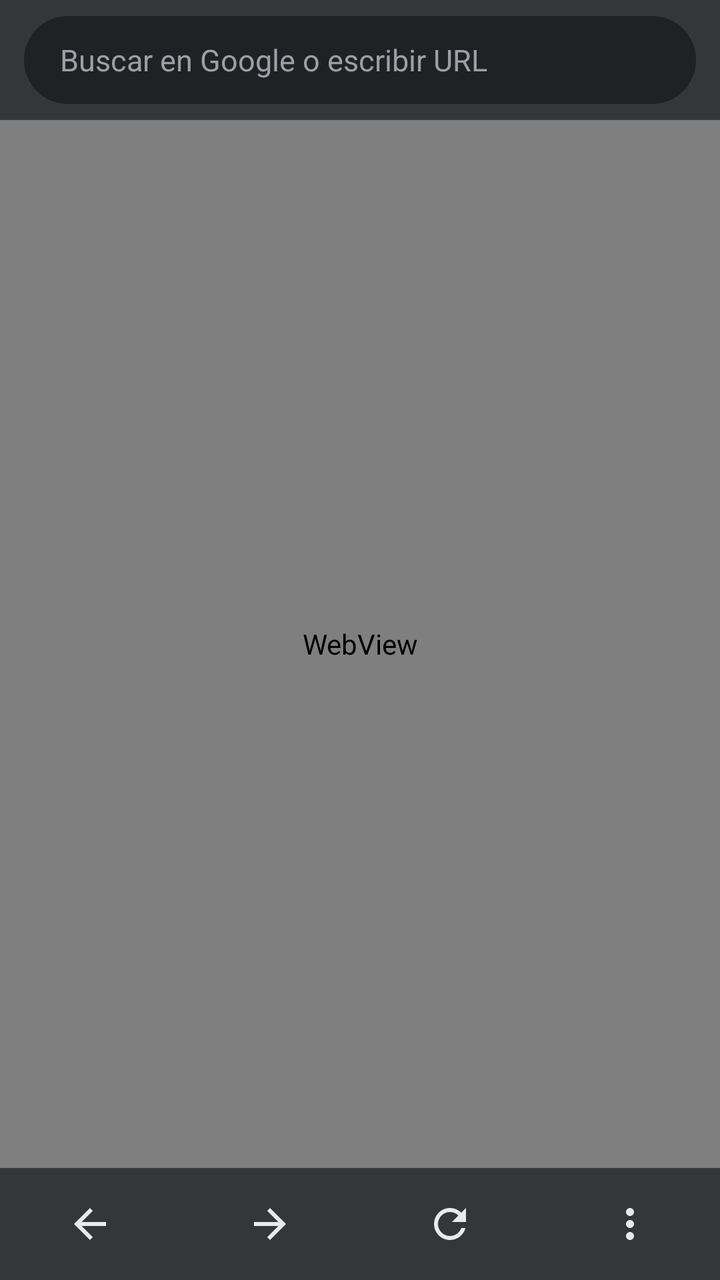
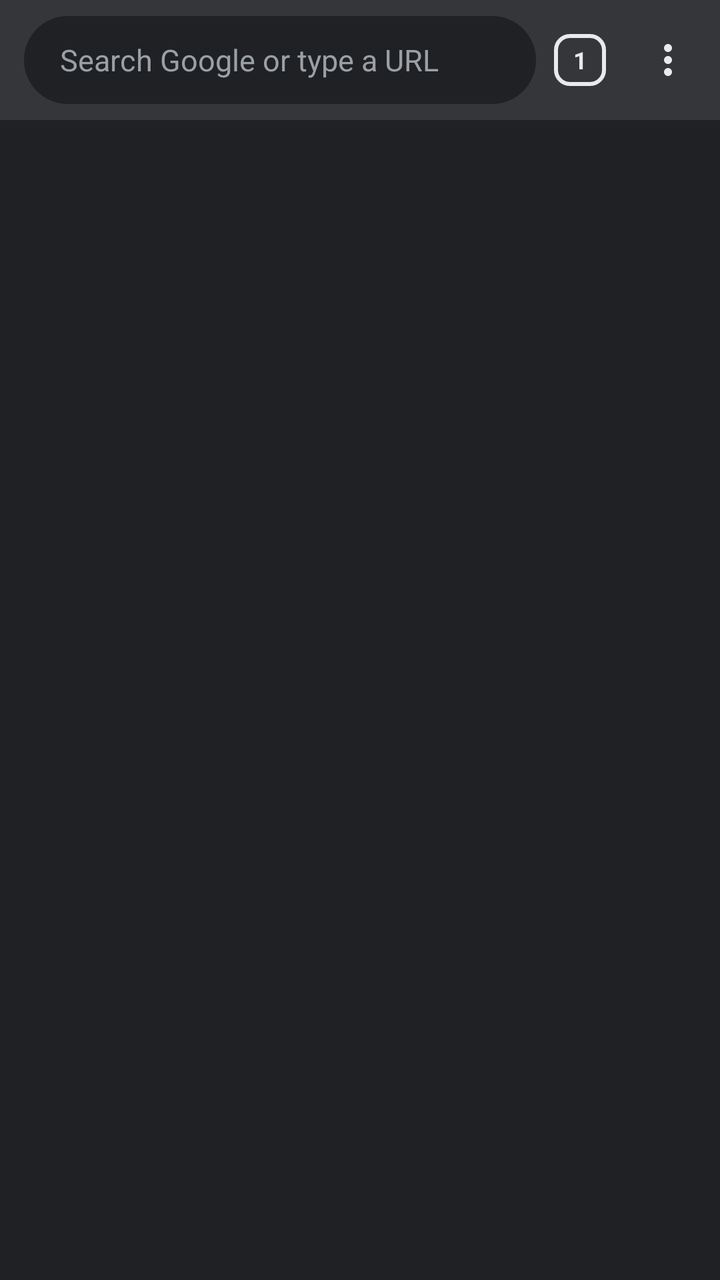

The first picture is an Android layout as it rendered before a commit; the second is the same layout after the commit. The layout source and the unified diff follow.
<!-- AndroidManifest.xml: application theme Theme.Brisa -->
<!-- res/layout/activity_main.xml -->
<?xml version="1.0" encoding="utf-8"?>
<LinearLayout xmlns:android="http://schemas.android.com/apk/res/android"
    xmlns:app="http://schemas.android.com/apk/res-auto"
    android:id="@+id/root"
    android:layout_width="match_parent"
    android:layout_height="match_parent"
    android:background="@color/bg"
    android:orientation="vertical">

    <LinearLayout
        android:layout_width="match_parent"
        android:layout_height="wrap_content"
        android:background="@color/toolbar"
        android:paddingHorizontal="12dp"
        android:paddingVertical="8dp">

        <EditText
            android:id="@+id/urlBar"
            android:layout_width="match_parent"
            android:layout_height="44dp"
            android:background="@drawable/bg_omnibox"
            android:hint="@string/url_hint"
            android:importantForAutofill="no"
            android:imeOptions="actionGo"
            android:inputType="textUri"
            android:maxLines="1"
            android:paddingHorizontal="18dp"
            android:selectAllOnFocus="true"
            android:textColor="@color/on_bg"
            android:textColorHint="@color/muted"
            android:textCursorDrawable="@null"
            android:textSize="15sp" />
    </LinearLayout>

    <com.google.android.material.progressindicator.LinearProgressIndicator
        android:id="@+id/progress"
        android:layout_width="match_parent"
        android:layout_height="wrap_content"
        android:visibility="gone"
        app:indicatorColor="@color/accent"
        app:trackColor="@color/toolbar"
        app:trackThickness="2dp" />

    <WebView
        android:id="@+id/web"
        android:layout_width="match_parent"
        android:layout_height="0dp"
        android:layout_weight="1" />

    <LinearLayout
        android:layout_width="match_parent"
        android:layout_height="56dp"
        android:background="@color/toolbar"
        android:orientation="horizontal">

        <ImageButton
            android:id="@+id/back"
            style="@style/NavButton"
            android:contentDescription="@string/back"
            android:src="@drawable/ic_arrow_back" />

        <ImageButton
            android:id="@+id/forward"
            style="@style/NavButton"
            android:contentDescription="@string/forward"
            android:src="@drawable/ic_arrow_forward" />

        <ImageButton
            android:id="@+id/reload"
            style="@style/NavButton"
            android:contentDescription="@string/reload"
            android:src="@drawable/ic_refresh" />

        <ImageButton
            android:id="@+id/menu"
            style="@style/NavButton"
            android:contentDescription="@string/more"
            android:src="@drawable/ic_more_vert" />
    </LinearLayout>
</LinearLayout>
<!-- resources referenced by this layout -->
<resources>
  <color name="accent">#8AB4F8</color>
  <color name="bg">#202124</color>
  <color name="muted">#9AA0A6</color>
  <color name="on_bg">#E8EAED</color>
  <color name="toolbar">#35363A</color>
  <!-- drawable bg_omnibox (drawable) -->
  <?xml version="1.0" encoding="utf-8"?>
  <shape xmlns:android="http://schemas.android.com/apk/res/android" android:shape="rectangle">
      <solid android:color="@color/field" />
      <corners android:radius="22dp" />
  </shape>
  <!-- drawable ic_arrow_back (drawable) -->
  <?xml version="1.0" encoding="utf-8"?>
  <vector xmlns:android="http://schemas.android.com/apk/res/android"
      android:width="24dp"
      android:height="24dp"
      android:viewportWidth="24"
      android:viewportHeight="24">
      <path
          android:fillColor="#FFFFFFFF"
          android:pathData="M20,11H7.83l5.59,-5.59L12,4l-8,8 8,8 1.41,-1.41L7.83,13H20v-2z" />
  </vector>
  <!-- drawable ic_arrow_forward (drawable) -->
  <?xml version="1.0" encoding="utf-8"?>
  <vector xmlns:android="http://schemas.android.com/apk/res/android"
      android:width="24dp"
      android:height="24dp"
      android:viewportWidth="24"
      android:viewportHeight="24">
      <path
          android:fillColor="#FFFFFFFF"
          android:pathData="M12,4l-1.41,1.41L16.17,11H4v2h12.17l-5.58,5.59L12,20l8,-8z" />
  </vector>
  <!-- drawable ic_more_vert (drawable) -->
  <?xml version="1.0" encoding="utf-8"?>
  <vector xmlns:android="http://schemas.android.com/apk/res/android"
      android:width="24dp"
      android:height="24dp"
      android:viewportWidth="24"
      android:viewportHeight="24">
      <path
          android:fillColor="#FFFFFFFF"
          android:pathData="M12,8c1.1,0 2,-0.9 2,-2s-0.9,-2 -2,-2 -2,0.9 -2,2 0.9,2 2,2zM12,10c-1.1,0 -2,0.9 -2,2s0.9,2 2,2 2,-0.9 2,-2 -0.9,-2 -2,-2zM12,16c-1.1,0 -2,0.9 -2,2s0.9,2 2,2 2,-0.9 2,-2 -0.9,-2 -2,-2z" />
  </vector>
  <!-- drawable ic_refresh (drawable) -->
  <?xml version="1.0" encoding="utf-8"?>
  <vector xmlns:android="http://schemas.android.com/apk/res/android"
      android:width="24dp"
      android:height="24dp"
      android:viewportWidth="24"
      android:viewportHeight="24">
      <path
          android:fillColor="#FFFFFFFF"
          android:pathData="M17.65,6.35C16.2,4.9 14.21,4 12,4c-4.42,0 -7.99,3.58 -7.99,8s3.57,8 7.99,8c3.73,0 6.84,-2.55 7.73,-6h-2.08c-0.82,2.33 -3.04,4 -5.65,4 -3.31,0 -6,-2.69 -6,-6s2.69,-6 6,-6c1.66,0 3.14,0.69 4.22,1.78L13,11h7V4l-2.35,2.35z" />
  </vector>
  <string name="back">Atrás</string>
  <string name="forward">Adelante</string>
  <string name="more">Más opciones</string>
  <string name="reload">Recargar</string>
  <string name="url_hint">Buscar en Google o escribir URL</string>
  <style name="NavButton">
          <item name="android:layout_width">0dp</item>
          <item name="android:layout_height">match_parent</item>
          <item name="android:layout_weight">1</item>
          <item name="android:background">?attr/selectableItemBackgroundBorderless</item>
          <item name="android:tint">@color/on_bg</item>
      </style>
  <style name="Theme.Brisa" parent="Theme.Material3.Dark.NoActionBar">
          <item name="colorPrimary">@color/accent</item>
          <item name="colorOnPrimary">@color/on_accent</item>
          <item name="colorSurface">@color/bg</item>
          <item name="colorOnSurface">@color/on_bg</item>
          <item name="colorOnSurfaceVariant">@color/muted</item>
          <item name="android:colorBackground">@color/bg</item>
          <item name="android:windowBackground">@color/bg</item>
          <item name="android:statusBarColor">@color/toolbar</item>
          <item name="android:navigationBarColor">@color/toolbar</item>
          <item name="android:windowLightStatusBar">false</item>
          <item name="android:windowLightNavigationBar">false</item>
      </style>
  <color name="field">#202124</color>
  <color name="on_accent">#202124</color>
</resources>

<!-- the commit's change to res/layout/activity_main.xml (unified diff, before → after) -->
@@ -11,13 +11,17 @@
         android:layout_width="match_parent"
         android:layout_height="wrap_content"
         android:background="@color/toolbar"
-        android:paddingHorizontal="12dp"
+        android:gravity="center_vertical"
+        android:orientation="horizontal"
+        android:paddingStart="12dp"
+        android:paddingEnd="4dp"
         android:paddingVertical="8dp">
 
         <EditText
             android:id="@+id/urlBar"
-            android:layout_width="match_parent"
+            android:layout_width="0dp"
             android:layout_height="44dp"
+            android:layout_weight="1"
             android:background="@drawable/bg_omnibox"
             android:hint="@string/url_hint"
             android:importantForAutofill="no"
@@ -30,6 +34,32 @@
             android:textColorHint="@color/muted"
             android:textCursorDrawable="@null"
             android:textSize="15sp" />
+
+        <FrameLayout
+            android:id="@+id/tabsButton"
+            style="@style/IconButton"
+            android:clickable="true"
+            android:contentDescription="@string/tabs"
+            android:focusable="true">
+
+            <TextView
+                android:id="@+id/tabCount"
+                android:layout_width="26dp"
+                android:layout_height="26dp"
+                android:layout_gravity="center"
+                android:background="@drawable/bg_tab_count"
+                android:gravity="center"
+                android:text="1"
+                android:textColor="@color/on_bg"
+                android:textSize="12sp"
+                android:textStyle="bold" />
+        </FrameLayout>
+
+        <ImageButton
+            android:id="@+id/menu"
+            style="@style/IconButton"
+            android:contentDescription="@string/more"
+            android:src="@drawable/ic_more_vert" />
     </LinearLayout>
 
     <com.google.android.material.progressindicator.LinearProgressIndicator
@@ -41,40 +71,62 @@
         app:trackColor="@color/toolbar"
         app:trackThickness="2dp" />
 
-    <WebView
-        android:id="@+id/web"
+    <FrameLayout
+        android:id="@+id/webContainer"
         android:layout_width="match_parent"
         android:layout_height="0dp"
         android:layout_weight="1" />
 
     <LinearLayout
+        android:id="@+id/findBar"
         android:layout_width="match_parent"
-        android:layout_height="56dp"
+        android:layout_height="wrap_content"
         android:background="@color/toolbar"
-        android:orientation="horizontal">
+        android:gravity="center_vertical"
+        android:orientation="horizontal"
+        android:paddingStart="20dp"
+        android:paddingEnd="4dp"
+        android:visibility="gone">
+
+        <EditText
+            android:id="@+id/findInput"
+            android:layout_width="0dp"
+            android:layout_height="48dp"
+            android:layout_weight="1"
+            android:background="@null"
+            android:hint="@string/find_hint"
+            android:importantForAutofill="no"
+            android:imeOptions="actionSearch"
+            android:inputType="text"
+            android:maxLines="1"
+            android:textColor="@color/on_bg"
+            android:textColorHint="@color/muted"
+            android:textSize="15sp" />
+
+        <TextView
+            android:id="@+id/findCount"
+            android:layout_width="wrap_content"
+            android:layout_height="wrap_content"
+            android:layout_marginHorizontal="8dp"
+            android:textColor="@color/muted"
+            android:textSize="13sp" />
 
         <ImageButton
-            android:id="@+id/back"
-            style="@style/NavButton"
-            android:contentDescription="@string/back"
-            android:src="@drawable/ic_arrow_back" />
+            android:id="@+id/findPrev"
+            style="@style/IconButton"
+            android:contentDescription="@string/find_previous"
+            android:src="@drawable/ic_arrow_up" />
 
         <ImageButton
-            android:id="@+id/forward"
-            style="@style/NavButton"
-            android:contentDescription="@string/forward"
-            android:src="@drawable/ic_arrow_forward" />
+            android:id="@+id/findNext"
+            style="@style/IconButton"
+            android:contentDescription="@string/find_next"
+            android:src="@drawable/ic_arrow_down" />
 
         <ImageButton
-            android:id="@+id/reload"
-            style="@style/NavButton"
-            android:contentDescription="@string/reload"
-            android:src="@drawable/ic_refresh" />
-
-        <ImageButton
-            android:id="@+id/menu"
-            style="@style/NavButton"
-            android:contentDescription="@string/more"
-            android:src="@drawable/ic_more_vert" />
+            android:id="@+id/findClose"
+            style="@style/IconButton"
+            android:contentDescription="@string/close"
+            android:src="@drawable/ic_close" />
     </LinearLayout>
 </LinearLayout>
<!-- resource entries referenced after the edit -->
@@ -11,7 +11,13 @@
       <solid android:color="@color/field" />
       <corners android:radius="22dp" />
   </shape>
-  <!-- drawable ic_arrow_back (drawable) -->
+  <!-- drawable bg_tab_count (drawable) -->
+  <?xml version="1.0" encoding="utf-8"?>
+  <shape xmlns:android="http://schemas.android.com/apk/res/android" android:shape="rectangle">
+      <stroke android:width="2dp" android:color="@color/on_bg" />
+      <corners android:radius="7dp" />
+  </shape>
+  <!-- drawable ic_arrow_down (drawable) -->
   <?xml version="1.0" encoding="utf-8"?>
   <vector xmlns:android="http://schemas.android.com/apk/res/android"
       android:width="24dp"
@@ -20,9 +26,9 @@
       android:viewportHeight="24">
       <path
           android:fillColor="#FFFFFFFF"
-          android:pathData="M20,11H7.83l5.59,-5.59L12,4l-8,8 8,8 1.41,-1.41L7.83,13H20v-2z" />
+          android:pathData="M7.41,8.59L12,13.17l4.59,-4.58L18,10l-6,6 -6,-6z" />
   </vector>
-  <!-- drawable ic_arrow_forward (drawable) -->
+  <!-- drawable ic_arrow_up (drawable) -->
   <?xml version="1.0" encoding="utf-8"?>
   <vector xmlns:android="http://schemas.android.com/apk/res/android"
       android:width="24dp"
@@ -31,7 +37,18 @@
       android:viewportHeight="24">
       <path
           android:fillColor="#FFFFFFFF"
-          android:pathData="M12,4l-1.41,1.41L16.17,11H4v2h12.17l-5.58,5.59L12,20l8,-8z" />
+          android:pathData="M7.41,15.41L12,10.83l4.59,4.58L18,14l-6,-6 -6,6z" />
+  </vector>
+  <!-- drawable ic_close (drawable) -->
+  <?xml version="1.0" encoding="utf-8"?>
+  <vector xmlns:android="http://schemas.android.com/apk/res/android"
+      android:width="24dp"
+      android:height="24dp"
+      android:viewportWidth="24"
+      android:viewportHeight="24">
+      <path
+          android:fillColor="#FFFFFFFF"
+          android:pathData="M19,6.41L17.59,5 12,10.59 6.41,5 5,6.41 10.59,12 5,17.59 6.41,19 12,13.41 17.59,19 19,17.59 13.41,12z" />
   </vector>
   <!-- drawable ic_more_vert (drawable) -->
   <?xml version="1.0" encoding="utf-8"?>
@@ -44,26 +61,16 @@
           android:fillColor="#FFFFFFFF"
           android:pathData="M12,8c1.1,0 2,-0.9 2,-2s-0.9,-2 -2,-2 -2,0.9 -2,2 0.9,2 2,2zM12,10c-1.1,0 -2,0.9 -2,2s0.9,2 2,2 2,-0.9 2,-2 -0.9,-2 -2,-2zM12,16c-1.1,0 -2,0.9 -2,2s0.9,2 2,2 2,-0.9 2,-2 -0.9,-2 -2,-2z" />
   </vector>
-  <!-- drawable ic_refresh (drawable) -->
-  <?xml version="1.0" encoding="utf-8"?>
-  <vector xmlns:android="http://schemas.android.com/apk/res/android"
-      android:width="24dp"
-      android:height="24dp"
-      android:viewportWidth="24"
-      android:viewportHeight="24">
-      <path
-          android:fillColor="#FFFFFFFF"
-          android:pathData="M17.65,6.35C16.2,4.9 14.21,4 12,4c-4.42,0 -7.99,3.58 -7.99,8s3.57,8 7.99,8c3.73,0 6.84,-2.55 7.73,-6h-2.08c-0.82,2.33 -3.04,4 -5.65,4 -3.31,0 -6,-2.69 -6,-6s2.69,-6 6,-6c1.66,0 3.14,0.69 4.22,1.78L13,11h7V4l-2.35,2.35z" />
-  </vector>
-  <string name="back">Atrás</string>
-  <string name="forward">Adelante</string>
-  <string name="more">Más opciones</string>
-  <string name="reload">Recargar</string>
-  <string name="url_hint">Buscar en Google o escribir URL</string>
-  <style name="NavButton">
-          <item name="android:layout_width">0dp</item>
-          <item name="android:layout_height">match_parent</item>
-          <item name="android:layout_weight">1</item>
+  <string name="close">Close</string>
+  <string name="find_hint">Find in page</string>
+  <string name="find_next">Next match</string>
+  <string name="find_previous">Previous match</string>
+  <string name="more">More options</string>
+  <string name="tabs">Tabs</string>
+  <string name="url_hint">Search Google or type a URL</string>
+  <style name="IconButton">
+          <item name="android:layout_width">44dp</item>
+          <item name="android:layout_height">44dp</item>
           <item name="android:background">?attr/selectableItemBackgroundBorderless</item>
           <item name="android:tint">@color/on_bg</item>
       </style>
